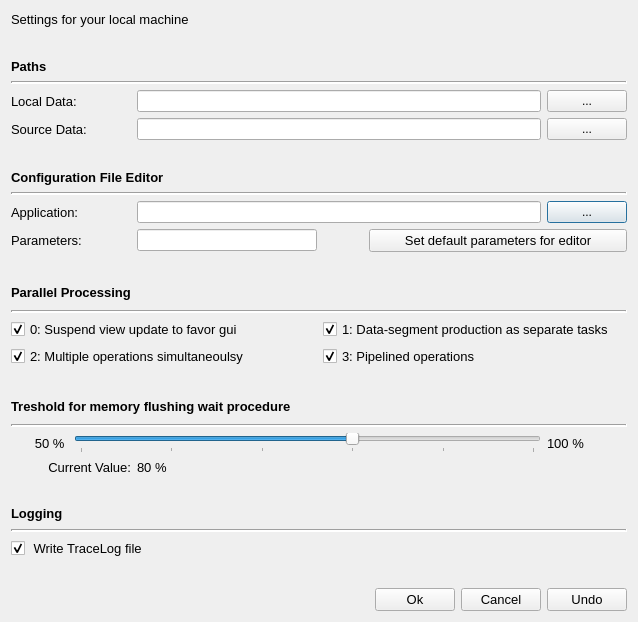
First picture: the form in qtgui/exe/res/ui/DmsLocalMachineOptionsWindow.ui, repository ObjectVision/GeoDMS, before the edit.
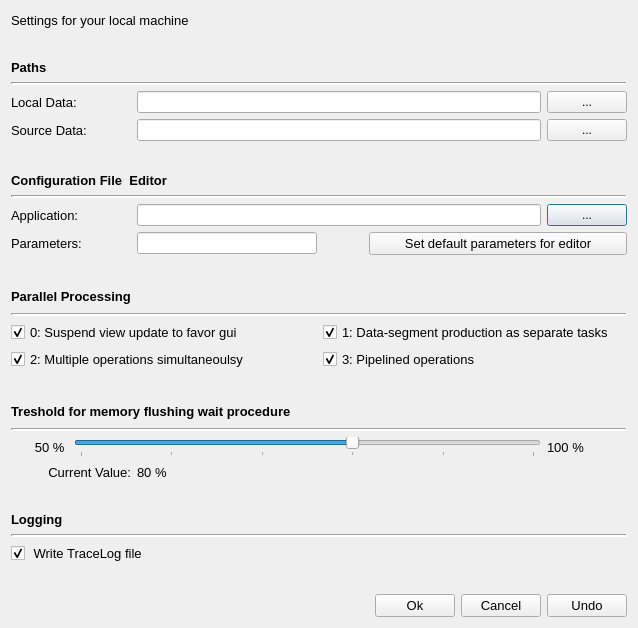
Second picture: the form after the edit. Icons and pictures are not drawn.

Commit message: Changed bold mechanism from html bold to checkbox bold.

Diff of the .ui file:
```diff
--- a/qtgui/exe/res/ui/DmsLocalMachineOptionsWindow.ui
+++ b/qtgui/exe/res/ui/DmsLocalMachineOptionsWindow.ui
@@ -7,7 +7,7 @@
     <x>0</x>
     <y>0</y>
     <width>616</width>
-    <height>622</height>
+    <height>628</height>
    </rect>
   </property>
   <property name="sizePolicy">
@@ -164,6 +164,7 @@
        <property name="font">
         <font>
          <pointsize>10</pointsize>
+         <bold>true</bold>
         </font>
        </property>
        <property name="autoFillBackground">
@@ -176,7 +177,7 @@
         <number>0</number>
        </property>
        <property name="text">
-        <string>&lt;html&gt;&lt;head/&gt;&lt;body&gt;&lt;p&gt;&lt;span style=&quot; font-weight:600;&quot;&gt;Paths &lt;/span&gt;&lt;/p&gt;&lt;/body&gt;&lt;/html&gt;</string>
+        <string>Paths</string>
        </property>
       </widget>
      </item>
@@ -399,7 +400,6 @@
        <property name="font">
         <font>
          <pointsize>10</pointsize>
-         <weight>75</weight>
          <bold>true</bold>
         </font>
        </property>
@@ -413,7 +413,10 @@
         <number>0</number>
        </property>
        <property name="text">
-        <string>&lt;html&gt;&lt;head/&gt;&lt;body&gt;&lt;p&gt;Logging &lt;/p&gt;&lt;/body&gt;&lt;/html&gt;</string>
+        <string>Logging</string>
+       </property>
+       <property name="textFormat">
+        <enum>Qt::PlainText</enum>
        </property>
       </widget>
      </item>
@@ -544,6 +547,7 @@
        <property name="font">
         <font>
          <pointsize>10</pointsize>
+         <bold>true</bold>
         </font>
        </property>
        <property name="autoFillBackground">
@@ -556,7 +560,7 @@
         <number>0</number>
        </property>
        <property name="text">
-        <string>&lt;html&gt;&lt;head/&gt;&lt;body&gt;&lt;p&gt;&lt;span style=&quot; font-weight:600;&quot;&gt;Parallel Processing&lt;/span&gt;&lt;/p&gt;&lt;/body&gt;&lt;/html&gt;</string>
+        <string>Parallel Processing</string>
        </property>
       </widget>
      </item>
@@ -598,7 +602,6 @@
        <property name="font">
         <font>
          <pointsize>10</pointsize>
-         <weight>75</weight>
          <bold>true</bold>
         </font>
        </property>
@@ -612,7 +615,7 @@
         <number>0</number>
        </property>
        <property name="text">
-        <string>&lt;html&gt;&lt;head/&gt;&lt;body&gt;&lt;p&gt;Treshold for memory flushing wait procedure &lt;/p&gt;&lt;/body&gt;&lt;/html&gt;</string>
+        <string>Treshold for memory flushing wait procedure</string>
        </property>
       </widget>
      </item>
@@ -652,6 +655,7 @@
        <property name="font">
         <font>
          <pointsize>10</pointsize>
+         <bold>true</bold>
         </font>
        </property>
        <property name="autoFillBackground">
@@ -664,7 +668,7 @@
         <number>0</number>
        </property>
        <property name="text">
-        <string>&lt;html&gt;&lt;head/&gt;&lt;body&gt;&lt;p&gt;&lt;span style=&quot; font-weight:600;&quot;&gt;Configuration File  Editor &lt;/span&gt;&lt;/p&gt;&lt;/body&gt;&lt;/html&gt;</string>
+        <string>Configuration File  Editor</string>
        </property>
       </widget>
      </item>
```
